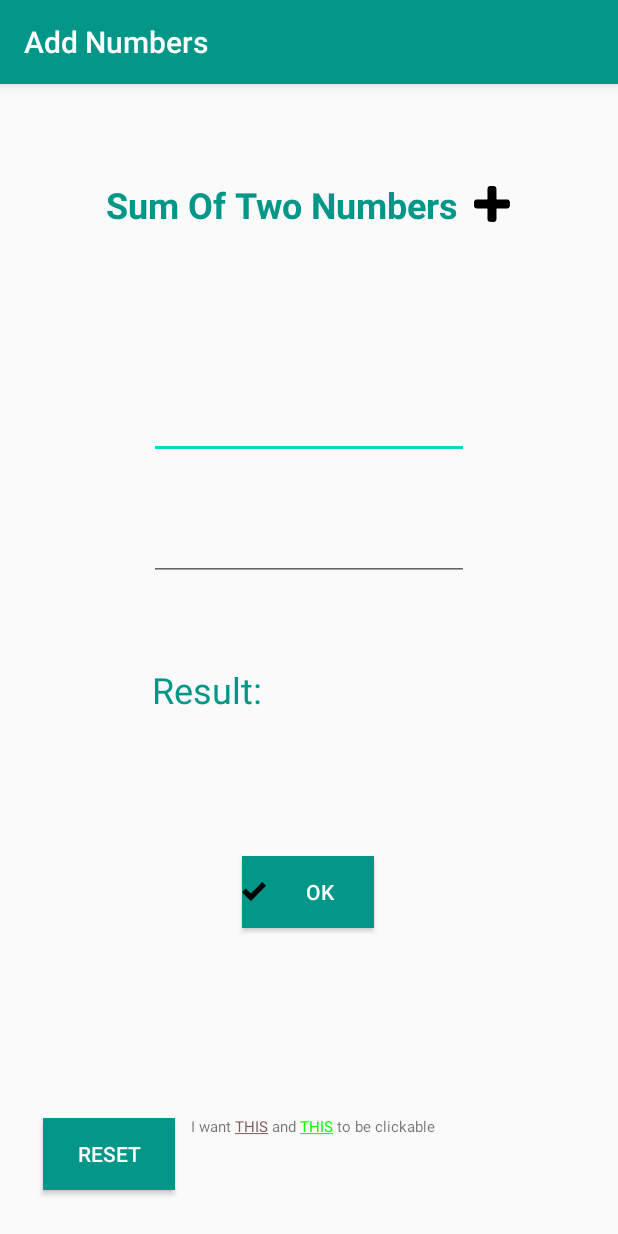
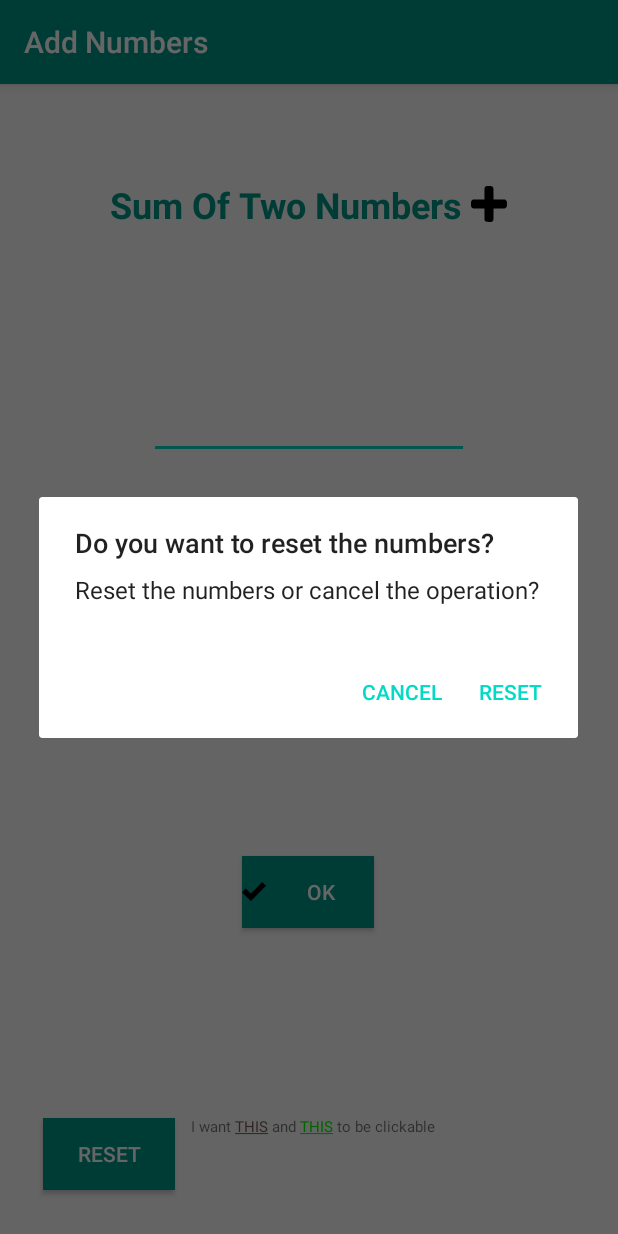
Before and after one commit to parilyak/AddNumbers, an Android app: the screen it shows after launch (MainActivity), after a tap on "RESET", on a phone screen of 412 x 824 dp. Run offline under Robolectric (Android 15) with nearby library versions, the phone set to English and light mode, and no system bars.

Commit message:
Added the alert dialog with actions, added strings

```diff
--- a/app/src/main/java/com/example/addnumbers/MainActivity.kt
+++ b/app/src/main/java/com/example/addnumbers/MainActivity.kt
@@ -1,5 +1,6 @@
 package com.example.addnumbers
 
+import android.content.DialogInterface
 import android.graphics.Color
 import android.os.Bundle
 import android.text.SpannableString
@@ -10,6 +11,7 @@ import android.text.style.ForegroundColorSpan
 import android.text.style.URLSpan
 import android.view.View
 import android.widget.Toast
+import androidx.appcompat.app.AlertDialog
 import androidx.appcompat.app.AppCompatActivity
 import androidx.core.content.res.ResourcesCompat
 import kotlinx.android.synthetic.main.activity_main.*
@@ -33,18 +35,41 @@ class MainActivity : AppCompatActivity() {
                     "Result: " + (editNum1.text.toString().toInt() + editNum2.text.toString().toInt()).toString()
                 Toast.makeText(this, textResult.text, Toast.LENGTH_LONG).show()
             } else {
-                Toast.makeText(this, "Fill in numbers", Toast.LENGTH_LONG).show()
+                Toast.makeText(this, R.string.fill_nums, Toast.LENGTH_LONG).show()
             }
         }
 
-//        (textView as TextView).setCompoundDrawablesPadding(3)
+        fun showBasicDialog(view: View?) {
+            val builder = AlertDialog.Builder(this)
+            builder.setTitle(R.string.alert_title)
+            builder.setMessage(R.string.alert_message)
+            builder.setCancelable(false)
+            builder.setPositiveButton(R.string.reset, DialogInterface.OnClickListener {
+                    dialog, id ->
+                editNum1.setText(null)
+                editNum2.setText(null)
+                textResult.text = "Result: "
+                if (editNum1.length() < 0 && editNum2.length() < 0) {
+                    Toast.makeText(this, "Cleared input", Toast.LENGTH_LONG).show()
+                }
+            })
+            builder.setNegativeButton(R.string.cancel, DialogInterface.OnClickListener {
+                    dialog, id -> dialog.cancel()
+            })
+            builder.show()
+        }
 
         resetButton.setOnClickListener {
-            editNum1.setText(null)
-            editNum2.setText(null)
-            textResult.text = "Result: "
-            Toast.makeText(this, "Cleared input", Toast.LENGTH_LONG).show()
+            showBasicDialog(null)
+//            editNum1.setText(null)
+//            editNum2.setText(null)
+//            textResult.text = "Result: "
+//            Toast.makeText(this, "Cleared input", Toast.LENGTH_LONG).show()
         }
+
+
+
+
 
         val spannableString = SpannableString("I want THIS and THIS to be clickable")
         val url = "https://developer.android.com"
@@ -61,7 +86,6 @@ class MainActivity : AppCompatActivity() {
             }
         }
 
-
         spannableString.setSpan(clickableSpan2, 16, 20, Spanned.SPAN_EXCLUSIVE_EXCLUSIVE)
 
         spannableString.setSpan(fcsRed, 7, 11, Spanned.SPAN_EXCLUSIVE_EXCLUSIVE)
--- a/app/src/main/res/layout/activity_main.xml
+++ b/app/src/main/res/layout/activity_main.xml
@@ -12,7 +12,7 @@
         android:layout_height="wrap_content"
         android:gravity="center_horizontal"
         android:text="Sum Of Two Numbers"
-        android:drawablePadding="10dp"
+        android:drawablePadding="5dp"
         android:textColor="#009688"
         android:textSize="24sp"
         android:textStyle="bold"
@@ -64,6 +64,7 @@
         android:layout_height="wrap_content"
         android:background="#009688"
         android:text="@android:string/ok"
+        android:drawablePadding="1dp"
         android:textColor="#FFFFFF"
         android:textColorHighlight="#F1EFF4"
 
--- a/app/src/main/res/values/strings.xml
+++ b/app/src/main/res/values/strings.xml
@@ -4,4 +4,9 @@
     <string name="Privacy_Policy">
         <a href="https://meshtech.no/privacy-policy/">Privacy Policy.</a>>
     </string>
+    <string name="fill_nums">Fill in numbers!</string>
+    <string name="alert_title">Do you want to reset the numbers?</string>
+    <string name="alert_message">Reset the numbers or cancel the operation?</string>
+    <string name="reset">Reset</string>
+    <string name="cancel">Cancel</string>
 </resources>
```
